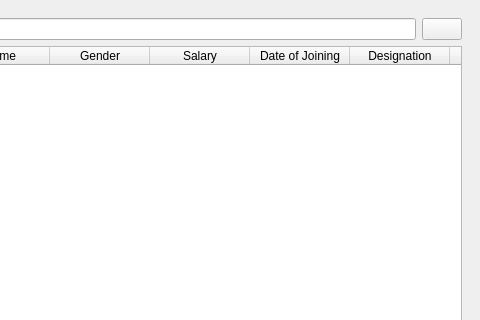
ChatreshGudi/Emp_Manage, file UI_Files/Main.ui: the form before one commit; both pictures show x 320 to 800 and y 0 to 320 of the 800 by 600 pixel window.
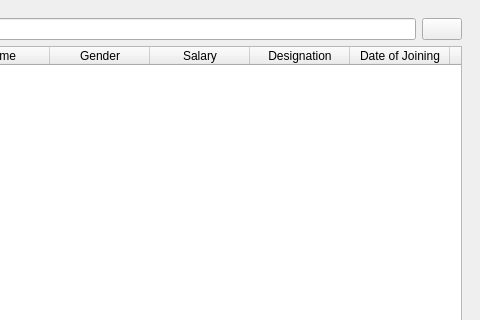
The form after the commit. The open tabs and pages were chosen to show the change. Icons and pictures are not drawn.

The edit to the form file:
```diff
--- a/UI_Files/Main.ui
+++ b/UI_Files/Main.ui
@@ -320,12 +320,12 @@
           </column>
           <column>
            <property name="text">
-            <string>Date of Joining</string>
+            <string>Designation</string>
            </property>
           </column>
           <column>
            <property name="text">
-            <string>Designation</string>
+            <string>Date of Joining</string>
            </property>
           </column>
           <column>
```
